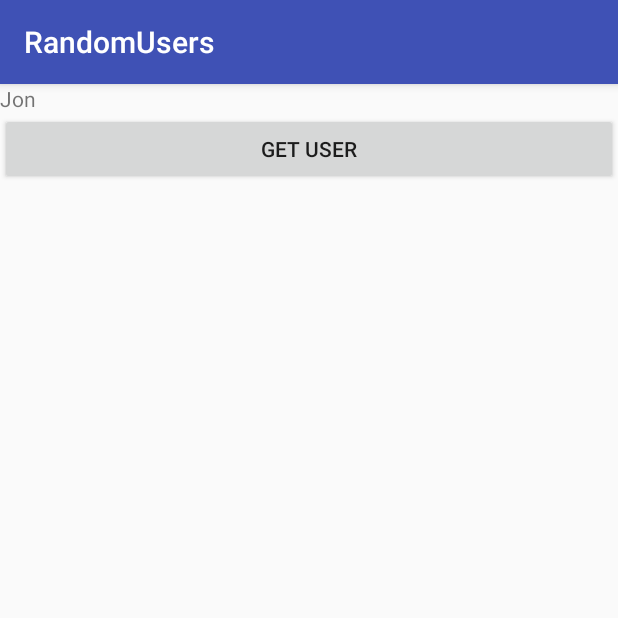
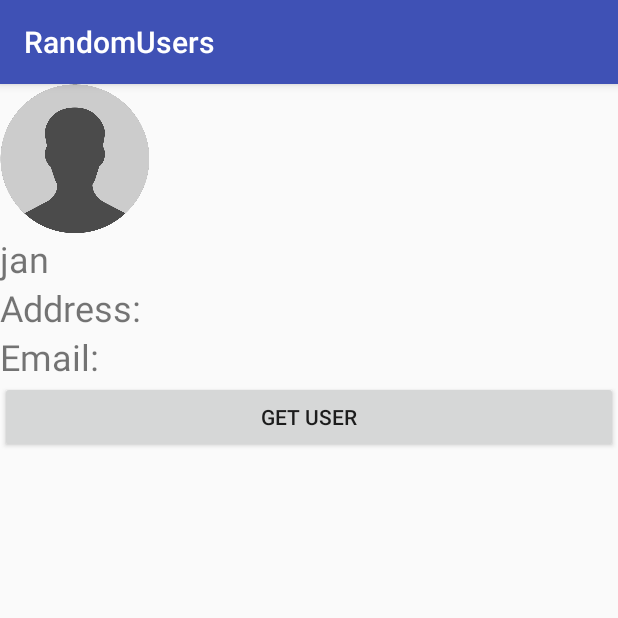
Before and after one commit to jonofarc/RandomUsers, an Android app: the screen it shows after launch (MainActivity), after a tap on "GET USER", on a phone screen of 412 x 824 dp, the top half of it. Run offline under Robolectric (Android 15) with nearby library versions, the phone set to English and light mode, and no system bars; network calls fail; 1 statement that could not run was skipped.

Commit message:
get information for random user and show name on main activity

```diff
--- a/app/src/main/java/com/example/jonathanmaldonado/randomusers/ui/main/MainActivity.java
+++ b/app/src/main/java/com/example/jonathanmaldonado/randomusers/ui/main/MainActivity.java
@@ -2,12 +2,14 @@ package com.example.jonathanmaldonado.randomusers.ui.main;
 
 import android.support.v7.app.AppCompatActivity;
 import android.os.Bundle;
+import android.util.Log;
 import android.view.View;
 import android.widget.TextView;
 
 import com.example.jonathanmaldonado.randomusers.R;
 
 public class MainActivity extends AppCompatActivity implements MainContract.View {
+    final static private String TAG= MainActivity.class.getSimpleName()+"_TAG";
     MainPresenter mainPresenter;
     TextView userNameTV;
     @Override
@@ -16,9 +18,11 @@ public class MainActivity extends AppCompatActivity implements MainContract.View
         setContentView(R.layout.activity_main);
         userNameTV = (TextView) findViewById(R.id.user_name_tv);
         mainPresenter= new MainPresenter(this);
+        userNameTV.setText("jan");
     }
 
     public void updateMainProfile(String name){
+        Log.d(TAG, "updateMainProfile: updating the name------");
         userNameTV.setText(name);
     }
 
--- a/app/src/main/java/com/example/jonathanmaldonado/randomusers/ui/main/MainModel.java
+++ b/app/src/main/java/com/example/jonathanmaldonado/randomusers/ui/main/MainModel.java
@@ -1,6 +1,24 @@
 package com.example.jonathanmaldonado.randomusers.ui.main;
 
+import android.os.Handler;
+import android.os.Looper;
+import android.util.Log;
+
+import com.example.jonathanmaldonado.randomusers.data.Name;
+import com.example.jonathanmaldonado.randomusers.data.RandomUsers;
+import com.google.gson.Gson;
+import com.google.gson.GsonBuilder;
+import com.google.gson.JsonParseException;
+
+import java.io.IOException;
+
+import okhttp3.Call;
+import okhttp3.Callback;
+import okhttp3.OkHttpClient;
+import okhttp3.Request;
+import okhttp3.Response;
 import retrofit2.Retrofit;
+import retrofit2.converter.gson.GsonConverterFactory;
 
 /**
  * Created by Jonathan Maldonado on 10/31/2017.
@@ -8,11 +26,51 @@ import retrofit2.Retrofit;
 
 public class MainModel {
 
+
+    MainContract.View mainView;
     final static private String TAG= MainActivity.class.getSimpleName()+"_TAG";
     private String BASE_URL="https://randomuser.me/api/";
+    OkHttpClient client;
+
+    public RandomUsers getUserData() throws IOException {
 
 
-    public String getUserData(){
-        return "Rettriving Data...";
+
+        return okhttpget();
     }
+
+    public RandomUsers okhttpget() throws IOException {
+        client = new OkHttpClient.Builder().build();
+
+
+
+
+        Request request = new Request.Builder().url(BASE_URL).build();
+
+        Response response = client.newCall(request).execute();
+        String resp= response.body().string();
+
+        RandomUsers randomUser=null;
+
+        try {
+
+            Gson gson =new GsonBuilder().create();
+            randomUser = gson.fromJson(resp, RandomUsers.class);
+
+
+
+        }catch (JsonParseException e){
+            e.printStackTrace();
+
+        }
+        if(randomUser==null){
+            randomUser=okhttpget();
+        }
+
+        return randomUser;
+
+    }
+
+
+
 }
--- a/app/src/main/java/com/example/jonathanmaldonado/randomusers/ui/main/MainPresenter.java
+++ b/app/src/main/java/com/example/jonathanmaldonado/randomusers/ui/main/MainPresenter.java
@@ -1,12 +1,23 @@
 package com.example.jonathanmaldonado.randomusers.ui.main;
+
+
+import android.os.Handler;
+import android.util.Log;
+
+import com.example.jonathanmaldonado.randomusers.data.RandomUsers;
+
+import java.io.IOException;
 
 /**
  * Created by Jonathan Maldonado on 10/31/2017.
  */
 
 public class MainPresenter implements MainContract.Presenter {
+    final static private String TAG= MainPresenter.class.getSimpleName()+"_TAG";
+
     MainModel mainModel;
     MainContract.View mainView;
+
 
     public MainPresenter(MainContract.View mainView) {
         this.mainView = mainView;
@@ -17,8 +28,39 @@ public class MainPresenter implements MainContract.Presenter {
     @Override
     public void getRandomUser() {
 
-        String name = mainModel.getUserData();
-        mainView.updateMainProfile("Jon");
+        final Handler mHandler = new Handler();
+        final RandomUsers[] randomusers = new RandomUsers[0];
+
+        new Thread(new Runnable() {
+            @Override
+            public void run () {
+
+
+                try {
+                    randomusers[0] =mainModel.getUserData();
+                    Log.d(TAG, "run: "+ randomusers[0].getResults().get(0).getName().getFirst().toString());
+
+
+
+
+                } catch (IOException e) {
+                    e.printStackTrace();
+                }
+
+                mHandler.post(new Runnable() {
+                    @Override
+                    public void run () {
+                        mainView.updateMainProfile(randomusers[0].getResults().get(1).getName().getFirst().toString());
+                    }
+                });
+            }
+        }).start();
+
+
+        //mainView.updateMainProfile("Jon");
+
     }
 
+
+
 }
--- a/app/src/main/res/layout/activity_main.xml
+++ b/app/src/main/res/layout/activity_main.xml
@@ -8,12 +8,31 @@
     android:layout_height="match_parent"
     tools:context="com.example.jonathanmaldonado.randomusers.ui.main.MainActivity">
 
+    <ImageView
+        android:src="@drawable/placeholder"
+        android:layout_width="100dp"
+        android:layout_height="100dp" />
     <TextView
+        android:textSize="24sp"
         android:id="@+id/user_name_tv"
         android:layout_width="wrap_content"
         android:layout_height="wrap_content"
-        android:text="Hello World!"
+        android:text="Name: "
          />
+    <TextView
+        android:textSize="24sp"
+        android:id="@+id/user_Address_tv"
+        android:layout_width="wrap_content"
+        android:layout_height="wrap_content"
+        android:text="Address: "
+        />
+    <TextView
+        android:textSize="24sp"
+        android:id="@+id/user_email_tv"
+        android:layout_width="wrap_content"
+        android:layout_height="wrap_content"
+        android:text="Email: "
+        />
     <Button
         android:onClick="getNewUser"
         android:text="@string/lbl_get_user_btn"
```
Also changed, not shown: app/build.gradle (+8 -5 lines), app/src/main/java/com/example/jonathanmaldonado/randomusers/ui/main/MainContract.java (+9 -0 lines), app/src/main/res/drawable/placeholder.png (added).
